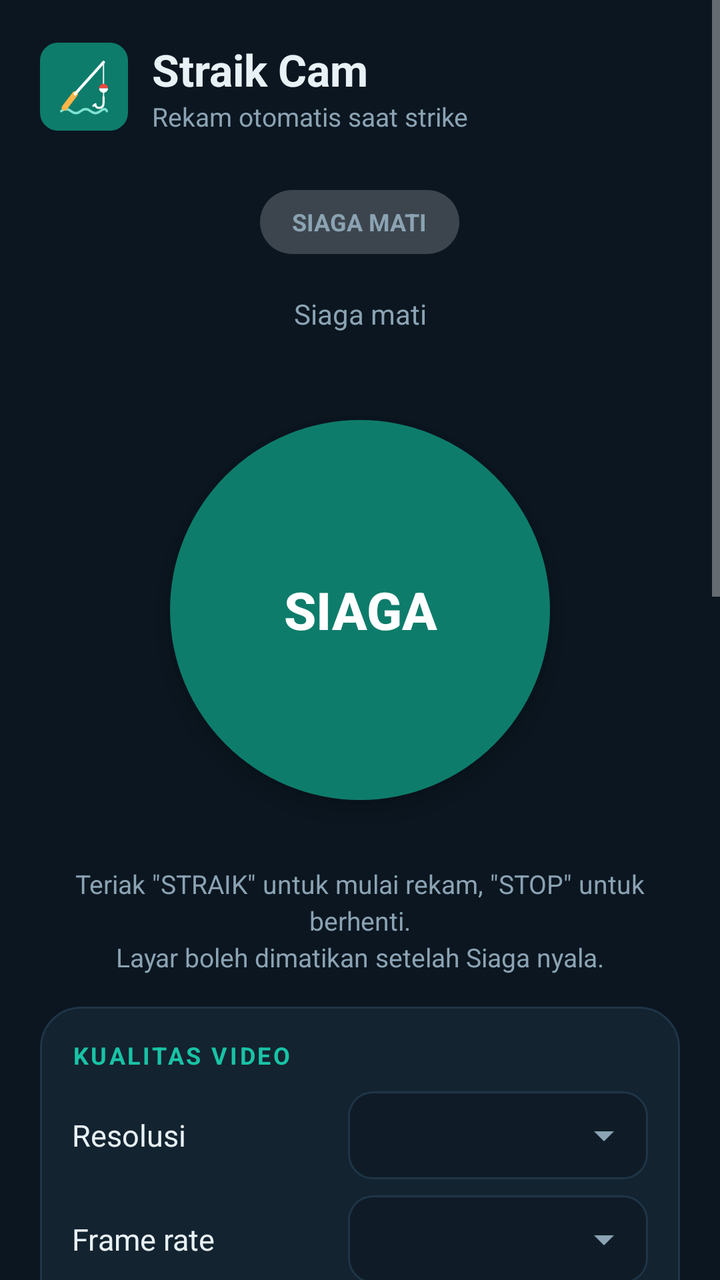
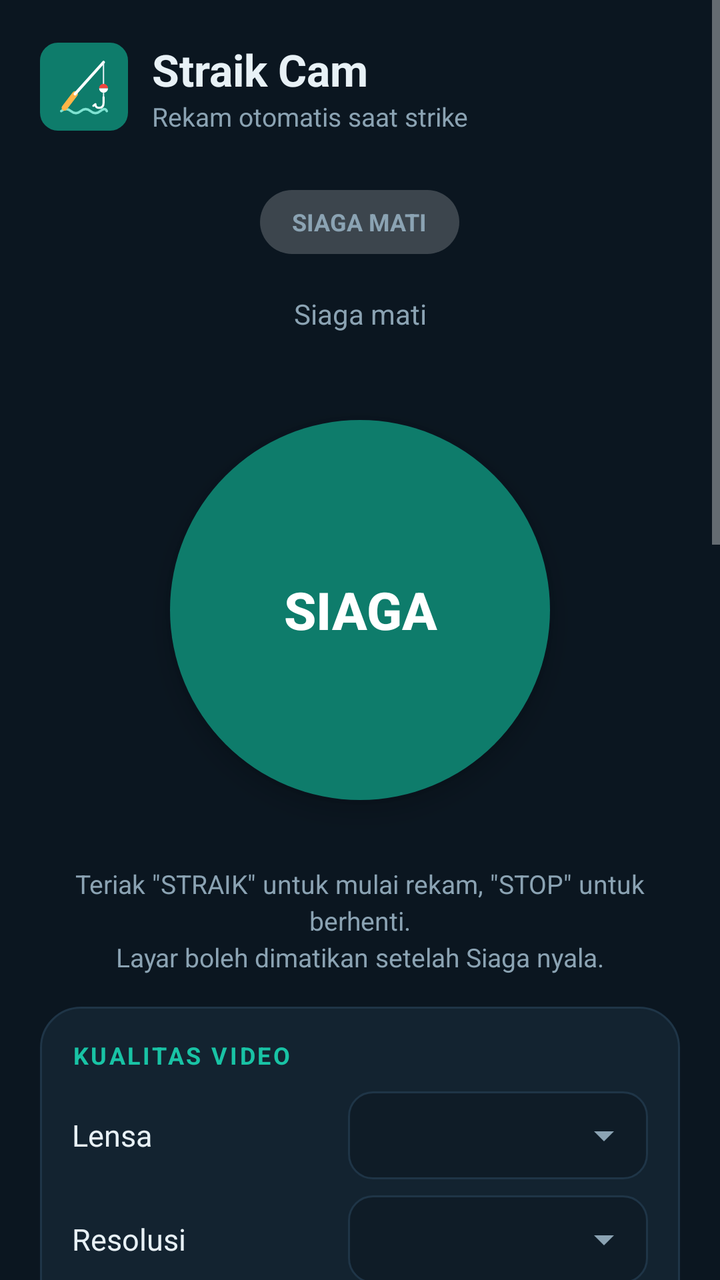

Two renders of the same Android screen: before a commit and after it. Below are the layout's source before the change and the commit's diff.
<!-- AndroidManifest.xml: application theme Theme.StraikCam -->
<!-- res/layout/activity_main.xml -->
<?xml version="1.0" encoding="utf-8"?>
<ScrollView xmlns:android="http://schemas.android.com/apk/res/android"
    android:layout_width="match_parent"
    android:layout_height="match_parent"
    android:background="@color/bg"
    android:fillViewport="true"
    android:overScrollMode="never">

    <LinearLayout
        android:layout_width="match_parent"
        android:layout_height="wrap_content"
        android:orientation="vertical"
        android:padding="20dp">

        <LinearLayout
            android:layout_width="match_parent"
            android:layout_height="wrap_content"
            android:gravity="center_vertical"
            android:orientation="horizontal">

            <ImageView
                android:layout_width="44dp"
                android:layout_height="44dp"
                android:src="@drawable/ic_logo" />

            <LinearLayout
                android:layout_width="0dp"
                android:layout_height="wrap_content"
                android:layout_marginStart="12dp"
                android:layout_weight="1"
                android:orientation="vertical">

                <TextView
                    android:layout_width="wrap_content"
                    android:layout_height="wrap_content"
                    android:text="Straik Cam"
                    android:textColor="@color/text"
                    android:textSize="22sp"
                    android:textStyle="bold" />

                <TextView
                    android:layout_width="wrap_content"
                    android:layout_height="wrap_content"
                    android:text="Rekam otomatis saat strike"
                    android:textColor="@color/muted"
                    android:textSize="13sp" />
            </LinearLayout>

            <TextView
                android:id="@+id/tvVersion"
                android:layout_width="wrap_content"
                android:layout_height="wrap_content"
                android:textColor="@color/muted"
                android:textSize="12sp" />
        </LinearLayout>

        <TextView
            android:id="@+id/crashInfo"
            android:layout_width="match_parent"
            android:layout_height="wrap_content"
            android:layout_marginTop="16dp"
            android:background="@drawable/bg_crash"
            android:padding="14dp"
            android:textColor="#FFFF8A80"
            android:textIsSelectable="true"
            android:textSize="11sp"
            android:visibility="gone" />

        <Button
            android:id="@+id/btnCrashClose"
            android:layout_width="wrap_content"
            android:layout_height="40dp"
            android:layout_marginTop="6dp"
            android:background="@drawable/bg_btn_secondary"
            android:paddingStart="16dp"
            android:paddingEnd="16dp"
            android:stateListAnimator="@null"
            android:text="Tutup log crash"
            android:textAllCaps="false"
            android:textColor="@color/accent"
            android:textSize="13sp"
            android:visibility="gone" />

        <TextView
            android:id="@+id/statePill"
            android:layout_width="wrap_content"
            android:layout_height="32dp"
            android:layout_gravity="center_horizontal"
            android:layout_marginTop="28dp"
            android:background="@drawable/bg_pill"
            android:backgroundTint="#33FFFFFF"
            android:gravity="center"
            android:paddingStart="16dp"
            android:paddingEnd="16dp"
            android:text="SIAGA MATI"
            android:textColor="@color/muted"
            android:textSize="12sp"
            android:textStyle="bold" />

        <TextView
            android:id="@+id/status"
            android:layout_width="match_parent"
            android:layout_height="wrap_content"
            android:layout_marginTop="10dp"
            android:gravity="center"
            android:minHeight="40dp"
            android:text="Siaga mati"
            android:textColor="@color/muted"
            android:textSize="14sp" />

        <FrameLayout
            android:layout_width="240dp"
            android:layout_height="240dp"
            android:layout_gravity="center_horizontal"
            android:layout_marginTop="8dp">

            <View
                android:id="@+id/ring"
                android:layout_width="200dp"
                android:layout_height="200dp"
                android:layout_gravity="center"
                android:background="@drawable/bg_ring"
                android:backgroundTint="@color/accent"
                android:visibility="invisible" />

            <Button
                android:id="@+id/btnStandby"
                android:layout_width="190dp"
                android:layout_height="190dp"
                android:layout_gravity="center"
                android:background="@drawable/bg_main_button"
                android:backgroundTint="@color/accent_dark"
                android:elevation="8dp"
                android:stateListAnimator="@null"
                android:text="SIAGA"
                android:textColor="#FFFFFFFF"
                android:textSize="26sp"
                android:textStyle="bold" />
        </FrameLayout>

        <TextView
            android:layout_width="match_parent"
            android:layout_height="wrap_content"
            android:layout_marginTop="8dp"
            android:gravity="center"
            android:lineSpacingExtra="3dp"
            android:text="Teriak &quot;STRAIK&quot; untuk mulai rekam, &quot;STOP&quot; untuk berhenti.\nLayar boleh dimatikan setelah Siaga nyala."
            android:textColor="@color/muted"
            android:textSize="13sp" />

        <TextView
            android:id="@+id/settingsNote"
            android:layout_width="match_parent"
            android:layout_height="wrap_content"
            android:layout_marginTop="16dp"
            android:gravity="center"
            android:text="Matikan Siaga dulu untuk mengubah video dan pre-roll."
            android:textColor="@color/warn"
            android:textSize="13sp"
            android:visibility="gone" />

        <LinearLayout
            android:layout_width="match_parent"
            android:layout_height="wrap_content"
            android:layout_marginTop="16dp"
            android:background="@drawable/bg_card"
            android:orientation="vertical"
            android:padding="16dp">

            <TextView
                android:layout_width="match_parent"
                android:layout_height="wrap_content"
                android:layout_marginBottom="6dp"
                android:letterSpacing="0.1"
                android:text="KUALITAS VIDEO"
                android:textColor="@color/accent"
                android:textSize="12sp"
                android:textStyle="bold" />

        <LinearLayout
            android:layout_width="match_parent"
            android:layout_height="wrap_content"
            android:gravity="center_vertical"
            android:orientation="horizontal"
            android:paddingTop="4dp"
            android:paddingBottom="4dp">

            <TextView
                android:layout_width="0dp"
                android:layout_height="wrap_content"
                android:layout_weight="1"
                android:text="Resolusi"
                android:textColor="@color/text"
                android:textSize="15sp" />

            <Spinner
                android:id="@+id/spinResolution"
                android:layout_width="150dp"
                android:layout_height="44dp"
                android:background="@drawable/bg_field"
                android:paddingStart="8dp"
                android:popupBackground="@color/card" />
        </LinearLayout>
        <LinearLayout
            android:layout_width="match_parent"
            android:layout_height="wrap_content"
            android:gravity="center_vertical"
            android:orientation="horizontal"
            android:paddingTop="4dp"
            android:paddingBottom="4dp">

            <TextView
                android:layout_width="0dp"
                android:layout_height="wrap_content"
                android:layout_weight="1"
                android:text="Frame rate"
                android:textColor="@color/text"
                android:textSize="15sp" />

            <Spinner
                android:id="@+id/spinFps"
                android:layout_width="150dp"
                android:layout_height="44dp"
                android:background="@drawable/bg_field"
                android:paddingStart="8dp"
                android:popupBackground="@color/card" />
        </LinearLayout>
        </LinearLayout>

        <LinearLayout
            android:layout_width="match_parent"
            android:layout_height="wrap_content"
            android:layout_marginTop="16dp"
            android:background="@drawable/bg_card"
            android:orientation="vertical"
            android:padding="16dp">

            <TextView
                android:layout_width="match_parent"
                android:layout_height="wrap_content"
                android:layout_marginBottom="6dp"
                android:letterSpacing="0.1"
                android:text="MODE REKAM"
                android:textColor="@color/accent"
                android:textSize="12sp"
                android:textStyle="bold" />

        <Switch
            android:id="@+id/chkPreRoll"
            android:layout_width="match_parent"
            android:layout_height="48dp"
            android:text="Pre-roll 30 detik"
            android:textColor="@color/text"
            android:textSize="15sp"
            android:thumbTint="@color/switch_thumb"
            android:trackTint="@color/switch_track" />
            <TextView
                android:layout_width="match_parent"
                android:layout_height="wrap_content"
                android:layout_marginTop="2dp"
                android:paddingEnd="64dp"
                android:text="Simpan 30 detik sebelum straik. Kamera menyala terus, jadi lebih boros baterai dan HP lebih hangat."
                android:textColor="@color/muted"
                android:textSize="12sp" />
        </LinearLayout>

        <LinearLayout
            android:layout_width="match_parent"
            android:layout_height="wrap_content"
            android:layout_marginTop="16dp"
            android:background="@drawable/bg_card"
            android:orientation="vertical"
            android:padding="16dp">

            <TextView
                android:layout_width="match_parent"
                android:layout_height="wrap_content"
                android:layout_marginBottom="6dp"
                android:letterSpacing="0.1"
                android:text="NOTIFIKASI REKAM"
                android:textColor="@color/accent"
                android:textSize="12sp"
                android:textStyle="bold" />

        <Switch
            android:id="@+id/chkSound"
            android:layout_width="match_parent"
            android:layout_height="48dp"
            android:text="Nada mulai dan berhenti"
            android:textColor="@color/text"
            android:textSize="15sp"
            android:thumbTint="@color/switch_thumb"
            android:trackTint="@color/switch_track" />
        <Switch
            android:id="@+id/chkVibrate"
            android:layout_width="match_parent"
            android:layout_height="48dp"
            android:text="Getar mulai dan berhenti"
            android:textColor="@color/text"
            android:textSize="15sp"
            android:thumbTint="@color/switch_thumb"
            android:trackTint="@color/switch_track" />
        <Button
            android:id="@+id/btnTestTone"
            android:layout_width="match_parent"
            android:layout_height="48dp"
            android:layout_marginTop="8dp"
            android:background="@drawable/bg_btn_secondary"
            android:stateListAnimator="@null"
            android:text="Coba nada"
            android:textAllCaps="false"
            android:textColor="@color/accent"
            android:textSize="14sp" />
        </LinearLayout>

        <LinearLayout
            android:layout_width="match_parent"
            android:layout_height="wrap_content"
            android:layout_marginTop="16dp"
            android:background="@drawable/bg_card"
            android:orientation="vertical"
            android:padding="16dp">

            <TextView
                android:layout_width="match_parent"
                android:layout_height="wrap_content"
                android:layout_marginBottom="6dp"
                android:letterSpacing="0.1"
                android:text="INFO KAMERA"
                android:textColor="@color/accent"
                android:textSize="12sp"
                android:textStyle="bold" />

            <TextView
                android:id="@+id/camInfo"
                android:layout_width="match_parent"
                android:layout_height="wrap_content"
                android:fontFamily="monospace"
                android:lineSpacingExtra="2dp"
                android:textColor="@color/muted"
                android:textIsSelectable="true"
                android:textSize="11sp" />
        </LinearLayout>

        <LinearLayout
            android:layout_width="match_parent"
            android:layout_height="wrap_content"
            android:layout_marginTop="16dp"
            android:background="@drawable/bg_card"
            android:orientation="vertical"
            android:padding="16dp">

            <TextView
                android:layout_width="match_parent"
                android:layout_height="wrap_content"
                android:layout_marginBottom="6dp"
                android:letterSpacing="0.1"
                android:text="APLIKASI"
                android:textColor="@color/accent"
                android:textSize="12sp"
                android:textStyle="bold" />

            <TextView
                android:id="@+id/updateInfo"
                android:layout_width="match_parent"
                android:layout_height="wrap_content"
                android:gravity="center"
                android:paddingBottom="4dp"
                android:textColor="@color/accent"
                android:textSize="13sp"
                android:visibility="gone" />
        <Button
            android:id="@+id/btnUpdate"
            android:layout_width="match_parent"
            android:layout_height="48dp"
            android:layout_marginTop="0dp"
            android:background="@drawable/bg_btn_secondary"
            android:stateListAnimator="@null"
            android:text="Cek update"
            android:textAllCaps="false"
            android:textColor="@color/accent"
            android:textSize="14sp" />
        <Button
            android:id="@+id/btnBattery"
            android:layout_width="match_parent"
            android:layout_height="48dp"
            android:layout_marginTop="8dp"
            android:background="@drawable/bg_btn_secondary"
            android:stateListAnimator="@null"
            android:text="Atur penghemat baterai"
            android:textAllCaps="false"
            android:textColor="@color/accent"
            android:textSize="14sp" />
        </LinearLayout>

        <TextView
            android:layout_width="match_parent"
            android:layout_height="wrap_content"
            android:layout_marginTop="20dp"
            android:layout_marginBottom="8dp"
            android:gravity="center"
            android:text="Video tersimpan di Movies/StraikCam"
            android:textColor="@color/off"
            android:textSize="12sp" />
    </LinearLayout>
</ScrollView>
<!-- resources referenced by this layout -->
<resources>
  <color name="accent">#FF19C3A5</color>
  <color name="accent_dark">#FF0E7C6B</color>
  <color name="bg">#FF0B1620</color>
  <color name="card">#FF132330</color>
  <color name="muted">#FF8BA3B3</color>
  <color name="off">#FF3A5266</color>
  <color name="text">#FFE8F1F6</color>
  <color name="warn">#FFFFB547</color>
  <!-- drawable bg_btn_secondary (drawable) -->
  <?xml version="1.0" encoding="utf-8"?>
  <ripple xmlns:android="http://schemas.android.com/apk/res/android" android:color="#2219C3A5">
      <item>
          <shape android:shape="rectangle">
              <solid android:color="#00000000" />
              <corners android:radius="14dp" />
              <stroke android:width="1.5dp" android:color="@color/accent_dark" />
          </shape>
      </item>
  </ripple>
  <!-- drawable bg_card (drawable) -->
  <?xml version="1.0" encoding="utf-8"?>
  <shape xmlns:android="http://schemas.android.com/apk/res/android" android:shape="rectangle">
      <solid android:color="@color/card" />
      <corners android:radius="20dp" />
      <stroke android:width="1dp" android:color="@color/stroke" />
  </shape>
  <!-- drawable bg_crash (drawable) -->
  <?xml version="1.0" encoding="utf-8"?>
  <shape xmlns:android="http://schemas.android.com/apk/res/android" android:shape="rectangle">
      <solid android:color="#FF2A1618" />
      <corners android:radius="16dp" />
      <stroke android:width="1dp" android:color="#FF6B2A2E" />
  </shape>
  <!-- drawable bg_main_button (drawable) -->
  <?xml version="1.0" encoding="utf-8"?>
  <ripple xmlns:android="http://schemas.android.com/apk/res/android" android:color="#33FFFFFF">
      <item>
          <shape android:shape="oval">
              <solid android:color="#FFFFFFFF" />
          </shape>
      </item>
  </ripple>
  <!-- drawable bg_pill (drawable) -->
  <?xml version="1.0" encoding="utf-8"?>
  <shape xmlns:android="http://schemas.android.com/apk/res/android" android:shape="rectangle">
      <solid android:color="#FFFFFFFF" />
      <corners android:radius="50dp" />
  </shape>
  <!-- drawable bg_ring (drawable) -->
  <?xml version="1.0" encoding="utf-8"?>
  <shape xmlns:android="http://schemas.android.com/apk/res/android" android:shape="oval">
      <solid android:color="#00000000" />
      <stroke android:width="4dp" android:color="#FFFFFFFF" />
  </shape>
  <!-- drawable ic_logo (drawable) -->
  <?xml version="1.0" encoding="utf-8"?>
  <layer-list xmlns:android="http://schemas.android.com/apk/res/android">
      <item>
          <shape android:shape="rectangle">
              <solid android:color="#FF0E7C6B" />
              <corners android:radius="22dp" />
              <size android:width="108dp" android:height="108dp" />
          </shape>
      </item>
      <item android:drawable="@drawable/ic_launcher_fg" />
  </layer-list>
  <style name="Theme.StraikCam" parent="android:Theme.Material.NoActionBar">
          <item name="android:windowBackground">@color/bg</item>
          <item name="android:statusBarColor">@color/bg</item>
          <item name="android:navigationBarColor">@color/bg</item>
          <item name="android:colorAccent">@color/accent</item>
      </style>
  <color name="stroke">#FF1F3547</color>
  <color name="field">#FF0F1C27</color>
  <!-- drawable ic_arrow_down (drawable) -->
  <?xml version="1.0" encoding="utf-8"?>
  <vector xmlns:android="http://schemas.android.com/apk/res/android"
      android:width="24dp" android:height="24dp" android:viewportWidth="24" android:viewportHeight="24">
      <path android:fillColor="#FF8BA3B3" android:pathData="M7,10l5,5l5,-5z" />
  </vector>
  <!-- unchanged entries left out for length: 2 -->
</resources>

<!-- the commit's change to res/layout/activity_main.xml (unified diff, before → after) -->
@@ -189,6 +189,31 @@
                 android:layout_width="0dp"
                 android:layout_height="wrap_content"
                 android:layout_weight="1"
+                android:text="Lensa"
+                android:textColor="@color/text"
+                android:textSize="15sp" />
+
+            <Spinner
+                android:id="@+id/spinLens"
+                android:layout_width="150dp"
+                android:layout_height="44dp"
+                android:background="@drawable/bg_field"
+                android:paddingStart="8dp"
+                android:popupBackground="@color/card" />
+        </LinearLayout>
+
+        <LinearLayout
+            android:layout_width="match_parent"
+            android:layout_height="wrap_content"
+            android:gravity="center_vertical"
+            android:orientation="horizontal"
+            android:paddingTop="4dp"
+            android:paddingBottom="4dp">
+
+            <TextView
+                android:layout_width="0dp"
+                android:layout_height="wrap_content"
+                android:layout_weight="1"
                 android:text="Resolusi"
                 android:textColor="@color/text"
                 android:textSize="15sp" />
@@ -262,6 +287,25 @@
                 android:text="Simpan 30 detik sebelum straik. Kamera menyala terus, jadi lebih boros baterai dan HP lebih hangat."
                 android:textColor="@color/muted"
                 android:textSize="12sp" />
+        <Switch
+            android:id="@+id/chkStabilize"
+            android:layout_width="match_parent"
+            android:layout_height="48dp"
+            android:text="Stabilizer video"
+            android:textColor="@color/text"
+            android:textSize="15sp"
+            android:thumbTint="@color/switch_thumb"
+            android:trackTint="@color/switch_track" />
+
+        <TextView
+            android:layout_width="match_parent"
+            android:layout_height="wrap_content"
+            android:layout_marginTop="2dp"
+            android:paddingEnd="64dp"
+            android:text="Meredam goyangan HP. Gambar bisa sedikit lebih sempit."
+            android:textColor="@color/muted"
+            android:textSize="12sp" />
+
         </LinearLayout>
 
         <LinearLayout
